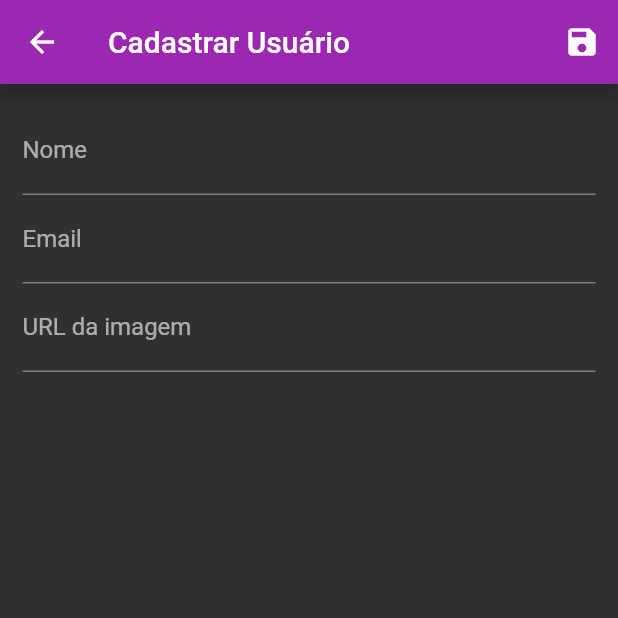
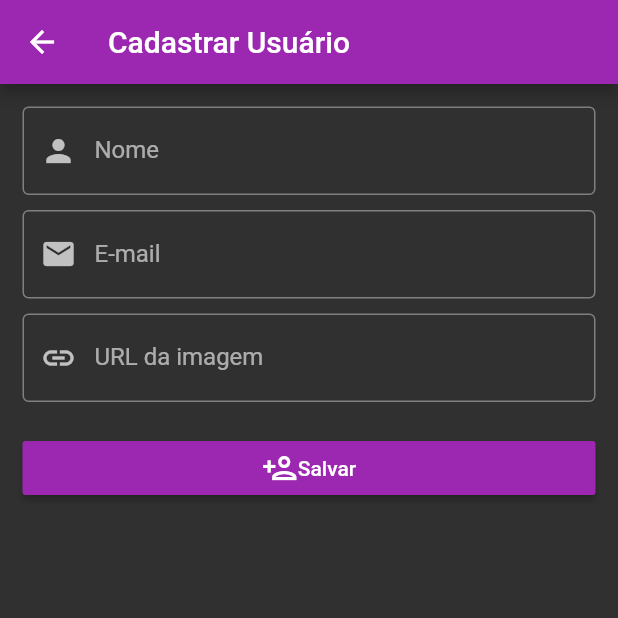
Before and after one commit to rodrigo-97/prog_IV, a Flutter app: the screen it shows after launch, after a tap on the "add" icon, on a phone screen of 412 x 824 dp, the top half of it. Run offline on Flutter 3.47's test engine with Material 2 defaults, Android fonts, the phone set to English and light mode, and no system bars; our stand-ins replace cloud_firestore, firebase_core; accounts and stored records are empty.

```diff
--- a/lib/main.dart
+++ b/lib/main.dart
@@ -1,11 +1,14 @@
+import 'package:firebase_core/firebase_core.dart';
 import 'package:flutter/material.dart';
-import 'package:prog_IV/provider/provider.dart';
+import 'package:prog_IV/provider/users_provider.dart';
 import 'package:prog_IV/routes/app_routes.dart';
 import 'package:prog_IV/views/user_form.dart';
 import 'package:prog_IV/views/user_list.dart';
 import 'package:provider/provider.dart';
 
-void main() {
+void main() async {
+  WidgetsFlutterBinding.ensureInitialized();
+  await Firebase.initializeApp();
   runApp(MyApp());
 }
 
@@ -13,7 +16,7 @@ class MyApp extends StatelessWidget {
   @override
   Widget build(BuildContext context) {
     return ChangeNotifierProvider(
-      create: (ctx) => UsersProvider(),
+      create: (context) => UsersProvider(),
       child: MaterialApp(
         title: 'Flutter Demo',
         theme: ThemeData(
@@ -24,7 +27,7 @@ class MyApp extends StatelessWidget {
         routes: {
           AppRoutes.HOME: (_) => UserList(),
           AppRoutes.USER_FORM: (_) => UserForm()
-        }
+        },
       ),
     );
   }
--- a/lib/service/dammy.dart
+++ /dev/null
@@ -1,16 +0,0 @@
-import 'package:prog_IV/models/user.dart';
-
-const DUMMY_DATA = {
-   '0': const User (
-    id: "0",
-    name: "Cody",
-    imgUrl: "https://scontent.fbsb28-1.fna.fbcdn.net/v/t1.0-9/48364908_1348244475317433_4608431386699759616_n.jpg?_nc_cat=105&ccb=1-3&_nc_sid=09cbfe&_nc_ohc=qA2M5BVNDpoAX_h8_Lx&_nc_ht=scontent.fbsb28-1.fna&oh=7b7abf3dbc418cd53540b590498cf086&oe=60812C8F",
-    email: "alexandria61@hotmail.com"
-   ),
-    '1': const User (
-    id: "1",
-    name: "Cody 2",
-    imgUrl: "https://scontent.fbsb28-1.fna.fbcdn.net/v/t1.0-9/48364908_1348244475317433_4608431386699759616_n.jpg?_nc_cat=105&ccb=1-3&_nc_sid=09cbfe&_nc_ohc=qA2M5BVNDpoAX_h8_Lx&_nc_ht=scontent.fbsb28-1.fna&oh=7b7abf3dbc418cd53540b590498cf086&oe=60812C8F",
-    email: "nuno@hotmail.com"
-   )
-};
--- /dev/null
+++ b/lib/services/fire_store.dart
@@ -0,0 +1,33 @@
+import 'package:cloud_firestore/cloud_firestore.dart';
+import 'package:prog_IV/models/user.dart';
+
+class FirestoreService {
+  FirebaseFirestore _db = FirebaseFirestore.instance;
+
+  //get
+  Stream<List<User>> getUsers(){
+    return _db
+      .collection('users')
+      .snapshots()
+      .map((snapshot) => snapshot.docs
+      .map((doc) => User.fromJson(doc.data()))
+      .toList());
+  }
+
+  //upsert
+  Future<void> setUser(User user){
+    var options = SetOptions(merge: true);
+    return _db
+      .collection('users')
+      .doc(user.id)
+      .set(user.toJSON(), options);
+  }
+
+  //delete
+  Future<void> removeUser(String id){
+    return _db
+      .collection('users')
+      .doc(id)
+      .delete();
+  }
+}
--- a/lib/views/user_form.dart
+++ b/lib/views/user_form.dart
@@ -1,14 +1,14 @@
 import 'package:flutter/material.dart';
 import 'package:prog_IV/models/user.dart';
-import 'package:prog_IV/provider/provider.dart';
+import 'package:prog_IV/provider/users_provider.dart';
 import 'package:provider/provider.dart';
 
 class UserForm extends StatelessWidget {
   final _form = GlobalKey<FormState>();
   final Map<String, String> _formData = {};
 
-  void _fillForm (User user) {
-    if (user != null){
+  void _fillForm(User user) {
+    if (user != null) {
       _formData['id'] = user.id;
       _formData['name'] = user.name;
       _formData['email'] = user.email;
@@ -24,23 +24,6 @@ class UserForm extends StatelessWidget {
     return Scaffold(
       appBar: AppBar(
         title: Text('Cadastrar Usuário'),
-        actions: [
-          IconButton(
-            icon: Icon(Icons.save),
-            onPressed: () {
-              _form.currentState.save();
-              Provider.of<UsersProvider>(context, listen: false).put(
-                User(
-                  id: _formData['id'],
-                  name: _formData['name'],
-                  email: _formData['email'],
-                  imgUrl: _formData['imgUrl'],
-                ),
-              );
-              Navigator.of(context).pop();
-            },
-          )
-        ],
       ),
       body: Padding(
         padding: EdgeInsets.all(15),
@@ -51,24 +34,81 @@ class UserForm extends StatelessWidget {
               TextFormField(
                 decoration: InputDecoration(
                   labelText: "Nome",
+                  hintText: "Nome",
+                  border: OutlineInputBorder(),
+                  prefixIcon: Icon(Icons.person),
                 ),
                 initialValue: _formData['name'],
                 onSaved: (value) => _formData['name'] = value,
+                validator: (value) {
+                  if (value == null || value.isEmpty) {
+                    return "O campo nome é obrigatório!";
+                  }
+                  return null;
+                },
               ),
+              SizedBox(height: 10),
               TextFormField(
                 decoration: InputDecoration(
-                  labelText: "Email",
+                  labelText: "E-mail",
+                  hintText: "E-mail",
+                  border: OutlineInputBorder(),
+                  prefixIcon: Icon(Icons.email),
                 ),
                 initialValue: _formData['email'],
                 onSaved: (value) => _formData['email'] = value,
+                validator: (value) {
+                  if (value == null || value.isEmpty) {
+                    return "O campo e-mail é obrigatório!";
+                  }
+                  return null;
+                },
               ),
+              SizedBox(height: 10),
               TextFormField(
                 decoration: InputDecoration(
                   labelText: "URL da imagem",
+                  hintText: "URL da imagem",
+                  border: OutlineInputBorder(),
+                  prefixIcon: Icon(Icons.link),
                 ),
                 initialValue: _formData['imgUrl'],
                 onSaved: (value) => _formData['imgUrl'] = value,
-              )
+                validator: (value) {
+                  if (value == null || value.isEmpty) {
+                    return "O URL da imagem nome é obrigatório!";
+                  }
+                  return null;
+                },
+              ),
+              SizedBox(height: 20),
+              ButtonTheme(
+                minWidth: double.infinity,
+                child: MaterialButton(
+                  onPressed: () {
+                    if (_form.currentState.validate()) {
+                      _form.currentState.save();
+                      Provider.of<UsersProvider>(context, listen: false).saveUser(
+                        User(
+                          id: _formData['id'],
+                          name: _formData['name'],
+                          email: _formData['email'],
+                          imgUrl: _formData['imgUrl'],
+                        ),
+                      );
+                      Navigator.of(context).pop();
+                    }
+                  },
+                  child: Row(
+                    mainAxisAlignment: MainAxisAlignment.center,
+                    children: [
+                      Icon(Icons.person_add_outlined),
+                      Text('Salvar'),
+                    ],
+                  ),
+                  color: Colors.purple,
+                ),
+              ),
             ],
           ),
         ),
--- a/lib/views/user_list.dart
+++ b/lib/views/user_list.dart
@@ -1,31 +1,47 @@
 import 'package:flutter/material.dart';
 import 'package:prog_IV/components/user_tile.dart';
-import 'package:prog_IV/provider/provider.dart';
+import 'package:prog_IV/models/user.dart';
+import 'package:prog_IV/provider/users_provider.dart';
 import 'package:prog_IV/routes/app_routes.dart';
 import 'package:provider/provider.dart';
 
-class UserList extends StatelessWidget {
+class UserList extends StatefulWidget {
+  @override
+  _UserListState createState() => _UserListState();
+}
 
+class _UserListState extends State<UserList> {
   @override
   Widget build(BuildContext context) {
-  final UsersProvider users = Provider.of(context);
+    final usersProvider = Provider.of<UsersProvider>(context);
     return Scaffold(
       appBar: AppBar(
         title: Text('Usuários'),
         actions: [
           IconButton(
-            icon: Icon(Icons.add),
-            onPressed: (){
-              Navigator.of(context).pushNamed(
-                AppRoutes.USER_FORM
-              );
-            }
-          )
+              icon: Icon(Icons.add),
+              onPressed: () {
+                Navigator.of(context).pushNamed(AppRoutes.USER_FORM);
+              })
         ],
       ),
-      body: ListView.builder(
-        itemCount: users.count,
-        itemBuilder: (ctx, i) => UserTile(users.byIndex(i))
+      body: StreamBuilder<List<User>>(
+        stream: usersProvider.users,
+        builder: (context, snapshot) {
+          return ListView.builder(
+            itemCount: snapshot.data.length,
+            itemBuilder: (context, index){
+              return UserTile(
+                User(
+                  id: snapshot.data[index].id,
+                  name: snapshot.data[index].name,
+                  email: snapshot.data[index].email,
+                  imgUrl: snapshot.data[index].imgUrl,
+                ),
+              );
+            },
+          );
+        },
       ),
     );
   }
```
Also changed, not shown: lib/components/user_tile.dart (+23 -5 lines), lib/models/user.dart (+18 -0 lines), lib/provider/provider.dart (deleted, +0 -54 lines), lib/provider/users_provider.dart (added, +39 -0 lines), pubspec.yaml (+6 -1 lines), pubspec.lock, 4 other files.
